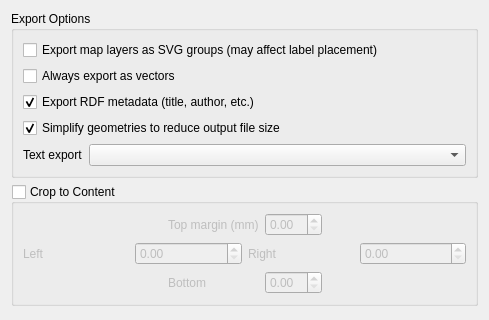
qgis/QGIS, file src/ui/layout/qgssvgexportoptions.ui: the form before one commit; both pictures show x 0 to 489 and y 0 to 320 of the 489 by 483 pixel window.
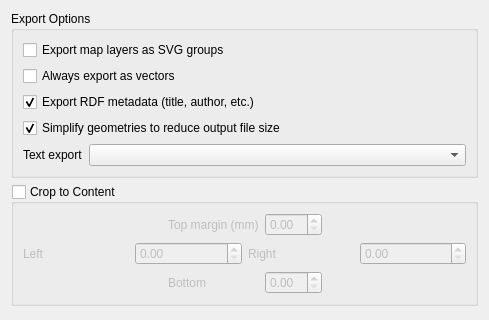
The form after the commit. Custom widgets are drawn as their Qt base class.

Commit message: SVG multilayered export no longer messes up label placement (yay!)

What changed in the file:
```diff
--- a/src/ui/layout/qgssvgexportoptions.ui
+++ b/src/ui/layout/qgssvgexportoptions.ui
@@ -23,7 +23,7 @@
       <item row="0" column="0" colspan="2">
        <widget class="QCheckBox" name="chkMapLayersAsGroup">
         <property name="text">
-         <string>Export map layers as SVG groups (may affect label placement)</string>
+         <string>Export map layers as SVG groups</string>
         </property>
         <property name="checked">
          <bool>false</bool>
```
